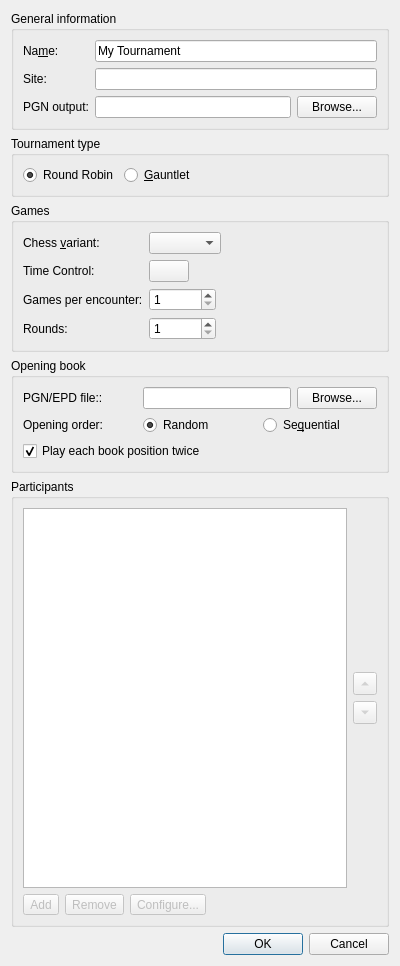
The window that projects/gui/ui/newtournamentdlg.ui (cutechess/cutechess) describes before a commit, drawn with Qt 5.
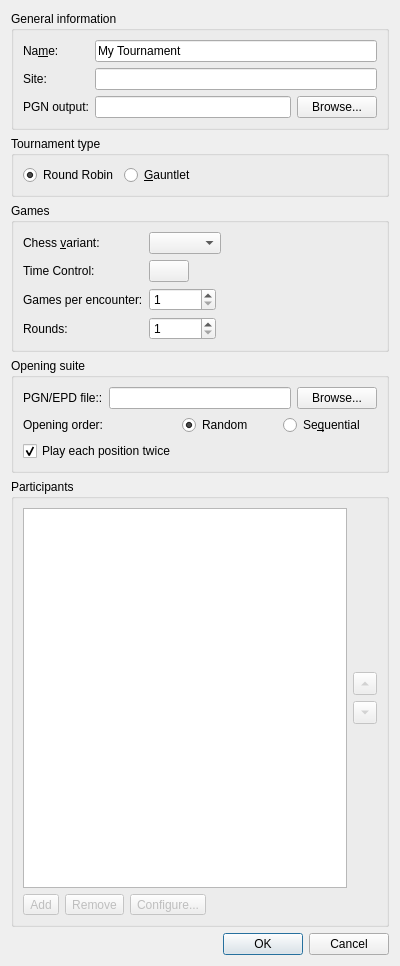
The same window after the commit. Icons and pictures are not drawn.

Commit message: address reviewer's comments

```diff
--- a/projects/gui/ui/newtournamentdlg.ui
+++ b/projects/gui/ui/newtournamentdlg.ui
@@ -243,10 +243,12 @@
    <item>
     <widget class="QGroupBox" name="groupBox_5">
      <property name="title">
-      <string>Opening book</string>
+      <string>Opening suite</string>
      </property>
      <layout class="QGridLayout" name="gridLayout">
-      <item row="0" column="0">
+      <item row="0" column="0" colspan="3">
+       <layout class="QHBoxLayout" name="horizontalLayout_5">
+        <item>
        <widget class="QLabel" name="label_13">
         <property name="text">
          <string>PGN/EPD file::</string>
@@ -256,10 +258,8 @@
         </property>
        </widget>
       </item>
-      <item row="0" column="1" colspan="2">
-       <layout class="QHBoxLayout" name="horizontalLayout_6">
         <item>
-         <widget class="QLineEdit" name="m_bookFileEdit">
+         <widget class="QLineEdit" name="m_suiteFileEdit">
           <property name="sizePolicy">
            <sizepolicy hsizetype="Expanding" vsizetype="Fixed">
             <horstretch>0</horstretch>
@@ -316,10 +316,10 @@
         </property>
        </widget>
       </item>
-      <item row="2" column="0" colspan="2">
+      <item row="2" column="0">
        <widget class="QCheckBox" name="m_repeatCheckBox">
         <property name="text">
-         <string>Play each book position twice</string>
+         <string>Play each position twice</string>
         </property>
         <property name="checked">
          <bool>true</bool>
```
Left out of the diff: 2 changed lines with no effect on the pictures. Lines whose indentation alone changed are shown as unchanged. The commit also changes 2 other files.
